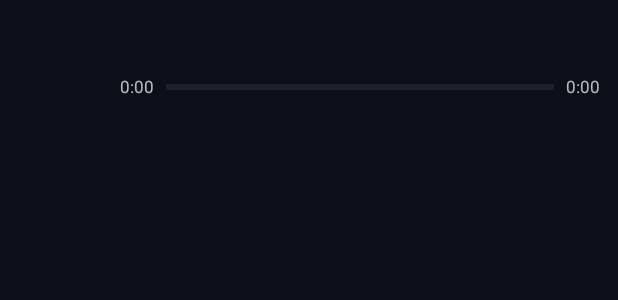
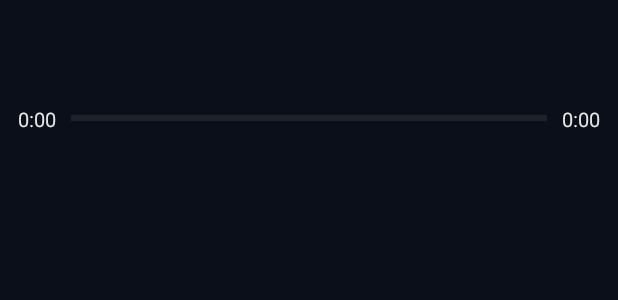
Before and after one commit to Aditya384197/aditya-music-android, an Android app built with Jetpack Compose: the layout notification_media_progress.xml on its own in the app's theme, with its tools: preview values and no code run, on a phone screen of 412 x 824 dp. Shown: the top 300 px of the screen. Run offline under Robolectric (Android 15) with nearby library versions, the phone set to English and light mode, and no system bars.

```diff
--- a/app/src/main/java/com/aditya/music/media/service/ProgressMediaNotificationProvider.kt
+++ b/app/src/main/java/com/aditya/music/media/service/ProgressMediaNotificationProvider.kt
@@ -20,8 +20,8 @@ import com.aditya.music.R
  * small custom RemoteViews content view is layered onto Media3's own notification instead of
  * depending on that. Media3 still owns the channel, the action buttons/PendingIntents, and the
  * lock-screen/System UI wiring via [DefaultMediaNotificationProvider] - this only adds a content
- * view on top of what it already builds, plus a subtle brand-colour tint (`setColorized`) so the
- * card doesn't read as flat black.
+ * view on top of what it already builds, plus a slightly-lighter-than-black tint (not a bright
+ * brand colour - a plain neutral dark shade) so the card doesn't read as flat black.
  */
 @UnstableApi
 class ProgressMediaNotificationProvider(private val context: Context) :
@@ -96,7 +96,7 @@ class ProgressMediaNotificationProvider(private val context: Context) :
                 .setCustomContentView(remoteViews)
                 .setCustomBigContentView(remoteViews)
                 .setColorized(true)
-                .setColor(context.getColor(R.color.aditya_primary))
+                .setColor(context.getColor(R.color.aditya_dark_surface))
                 .build()
         }.getOrDefault(base)
     }
--- a/app/src/main/java/com/aditya/music/ui/screens/NowPlayingScreen.kt
+++ b/app/src/main/java/com/aditya/music/ui/screens/NowPlayingScreen.kt
@@ -155,7 +155,7 @@ fun NowPlayingScreen(
                         modifier = Modifier
                             .fillMaxWidth()
                             .aspectRatio(1f)
-                            .sizeIn(maxWidth = 356.dp, maxHeight = 356.dp)
+                            .sizeIn(maxWidth = 400.dp, maxHeight = 400.dp)
                     )
 
                     Column(horizontalAlignment = Alignment.CenterHorizontally) {
--- a/app/src/main/res/layout/notification_media_progress.xml
+++ b/app/src/main/res/layout/notification_media_progress.xml
@@ -2,17 +2,22 @@
 <LinearLayout xmlns:android="http://schemas.android.com/apk/res/android"
     android:layout_width="match_parent"
     android:layout_height="wrap_content"
-    android:orientation="horizontal"
+    android:orientation="vertical"
     android:paddingStart="12dp"
     android:paddingEnd="12dp"
     android:paddingTop="10dp"
-    android:paddingBottom="10dp"
+    android:paddingBottom="8dp">
+
+    <LinearLayout
+        android:layout_width="match_parent"
+        android:layout_height="wrap_content"
+        android:orientation="horizontal"
         android:gravity="center_vertical">
 
         <ImageView
             android:id="@+id/notif_art"
-        android:layout_width="56dp"
-        android:layout_height="56dp"
+            android:layout_width="52dp"
+            android:layout_height="52dp"
             android:scaleType="centerCrop"
             android:contentDescription="@null" />
 
@@ -41,11 +46,15 @@
                 android:textSize="12sp"
                 android:maxLines="1"
                 android:ellipsize="end" />
+        </LinearLayout>
+    </LinearLayout>
 
+    <!-- Full-width progress row, spanning the whole notification instead of sharing space with
+         the artwork icon, with larger time text as requested. -->
     <LinearLayout
         android:layout_width="match_parent"
         android:layout_height="wrap_content"
-            android:layout_marginTop="4dp"
+        android:layout_marginTop="8dp"
         android:gravity="center_vertical"
         android:orientation="horizontal">
 
@@ -53,18 +62,18 @@
             android:id="@+id/notif_elapsed"
             android:layout_width="wrap_content"
             android:layout_height="wrap_content"
-                android:textColor="#B3FFFFFF"
-                android:textSize="11sp"
+            android:textColor="#E6FFFFFF"
+            android:textSize="13sp"
             android:text="0:00" />
 
         <ProgressBar
             android:id="@+id/notif_progress"
             style="?android:attr/progressBarStyleHorizontal"
             android:layout_width="0dp"
-                android:layout_height="wrap_content"
+            android:layout_height="6dp"
             android:layout_weight="1"
-                android:layout_marginStart="8dp"
-                android:layout_marginEnd="8dp"
+            android:layout_marginStart="10dp"
+            android:layout_marginEnd="10dp"
             android:max="1000"
             android:progressTint="#FFFFFFFF"
             android:progressBackgroundTint="#40FFFFFF" />
@@ -73,9 +82,8 @@
             android:id="@+id/notif_total"
             android:layout_width="wrap_content"
             android:layout_height="wrap_content"
-                android:textColor="#B3FFFFFF"
-                android:textSize="11sp"
+            android:textColor="#E6FFFFFF"
+            android:textSize="13sp"
             android:text="0:00" />
     </LinearLayout>
 </LinearLayout>
-</LinearLayout>
```
Also changed, not shown: app/src/main/java/com/aditya/music/ui/components/ArtworkView.kt (+17 -13 lines), 1 other file. Lines whose indentation alone changed are shown as unchanged.
